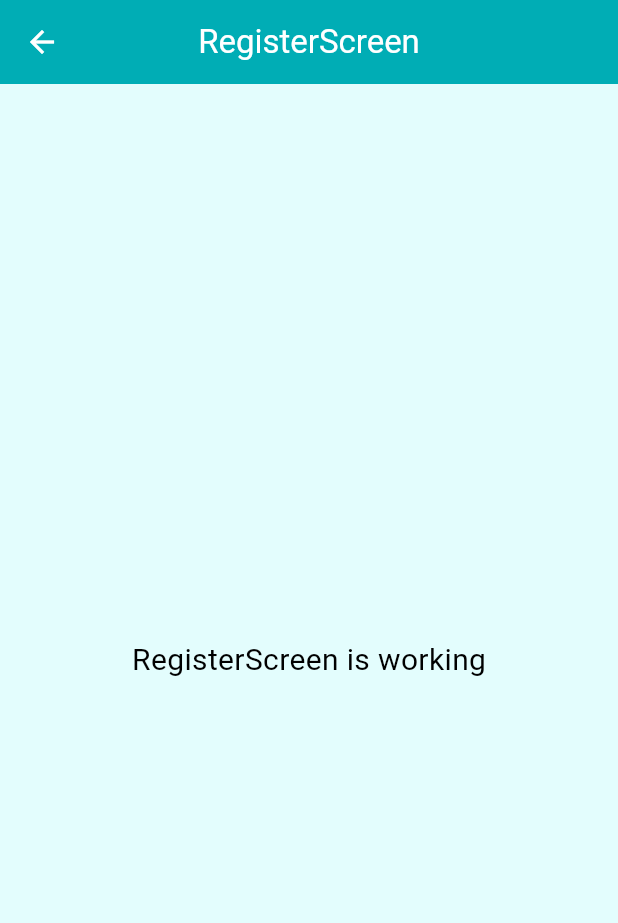
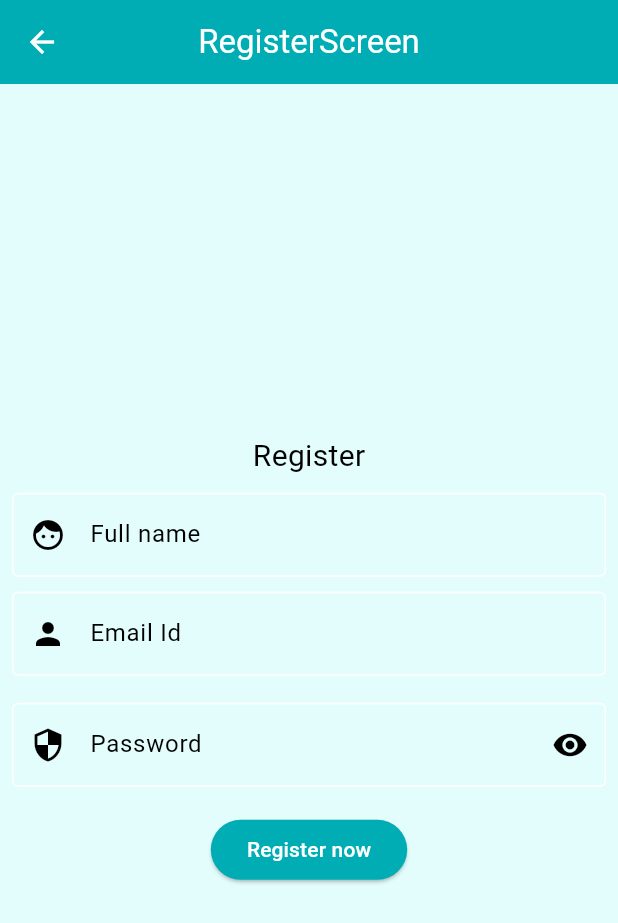
Before and after one commit to imshibaji/getx_clean_app_tutorial, a Flutter app: the RegisterScreen screen opened by its route, on a phone screen of 412 x 824 dp. Shown: the top 923 px of the screen. Run offline on Flutter 3.47's test engine with Material 2 defaults, Android fonts, the phone set to English and light mode, and no system bars; our stand-ins replace get.

Commit message:
Fotget and Register UI Added

```diff
--- a/lib/presentation/login/login.screen.dart
+++ b/lib/presentation/login/login.screen.dart
@@ -30,8 +30,8 @@ class LoginScreen extends GetView<LoginController> {
               decoration: const InputDecoration(
                 border: OutlineInputBorder(),
                 prefixIcon: Icon(Icons.person),
-                hintText: 'Input Username',
-                labelText: 'Username',
+                hintText: 'Input email address',
+                labelText: 'Username / Email',
               ),
             ),
             const SizedBox(
@@ -50,7 +50,11 @@ class LoginScreen extends GetView<LoginController> {
                 ),
               ),
             ),
-            TextButton(onPressed: () {}, child: const Text('Forget')),
+            TextButton(
+                onPressed: () {
+                  Get.toNamed('/forget');
+                },
+                child: const Text('Forget Password?')),
             Row(
               mainAxisAlignment: MainAxisAlignment.spaceEvenly,
               children: [
@@ -62,7 +66,9 @@ class LoginScreen extends GetView<LoginController> {
                 ),
                 Expanded(
                   child: ElevatedButton(
-                    onPressed: () {},
+                    onPressed: () {
+                      Get.toNamed('/register');
+                    },
                     child: const Text('Register'),
                   ),
                 )
--- a/lib/presentation/register/register.screen.dart
+++ b/lib/presentation/register/register.screen.dart
@@ -1,3 +1,5 @@
+// ignore_for_file: use_key_in_widget_constructors
+
 import 'package:flutter/material.dart';
 
 import 'package:get/get.dart';
@@ -9,13 +11,64 @@ class RegisterScreen extends GetView<RegisterController> {
   Widget build(BuildContext context) {
     return Scaffold(
       appBar: AppBar(
-        title: Text('RegisterScreen'),
+        title: const Text('RegisterScreen'),
         centerTitle: true,
       ),
-      body: Center(
-        child: Text(
-          'RegisterScreen is working',
-          style: TextStyle(fontSize: 20),
+      body: Padding(
+        padding: const EdgeInsets.all(8.0),
+        child: Column(
+          mainAxisAlignment: MainAxisAlignment.center,
+          children: [
+            const Text(
+              'Register',
+              style: TextStyle(fontSize: 20),
+            ),
+            const SizedBox(
+              height: 10,
+            ),
+            TextFormField(
+              decoration: const InputDecoration(
+                border: OutlineInputBorder(),
+                prefixIcon: Icon(Icons.face),
+                hintText: 'Input Full name',
+                labelText: 'Full name',
+              ),
+            ),
+            const SizedBox(
+              height: 10,
+            ),
+            TextFormField(
+              decoration: const InputDecoration(
+                border: OutlineInputBorder(),
+                prefixIcon: Icon(Icons.person),
+                hintText: 'Input Email',
+                labelText: 'Email Id',
+              ),
+            ),
+            const SizedBox(
+              height: 18,
+            ),
+            TextFormField(
+              obscureText: true,
+              decoration: InputDecoration(
+                border: const OutlineInputBorder(),
+                prefixIcon: const Icon(Icons.security),
+                hintText: 'Input Password',
+                labelText: 'Password',
+                suffixIcon: IconButton(
+                  icon: const Icon(Icons.remove_red_eye),
+                  onPressed: () {},
+                ),
+              ),
+            ),
+            const SizedBox(
+              height: 18,
+            ),
+            ElevatedButton(
+              onPressed: () {},
+              child: const Text('Register now'),
+            ),
+          ],
         ),
       ),
     );
```
Also changed, not shown: lib/presentation/forget/forget.screen.dart (+32 -5 lines).
